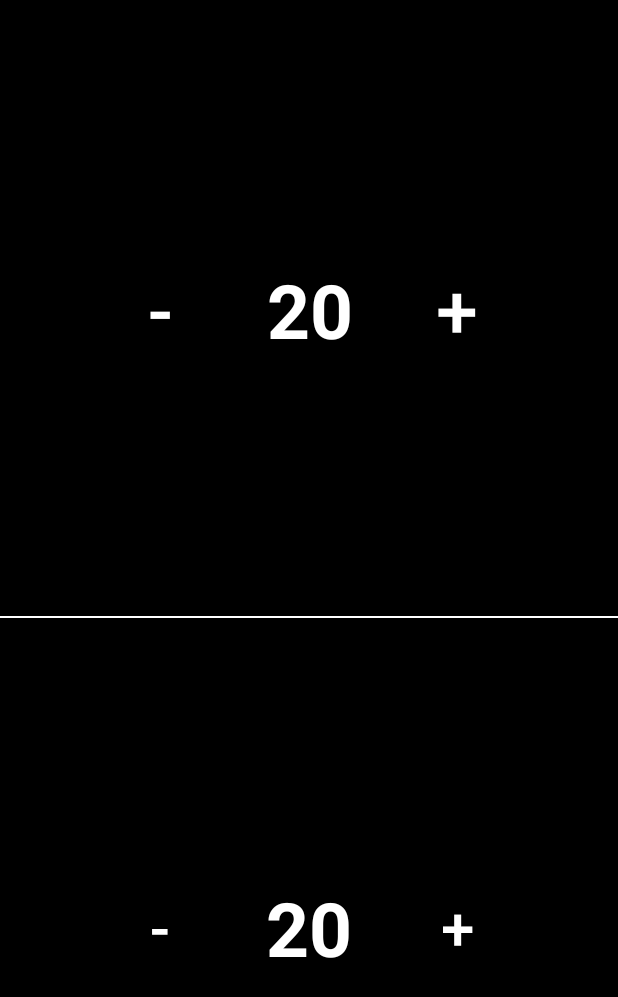
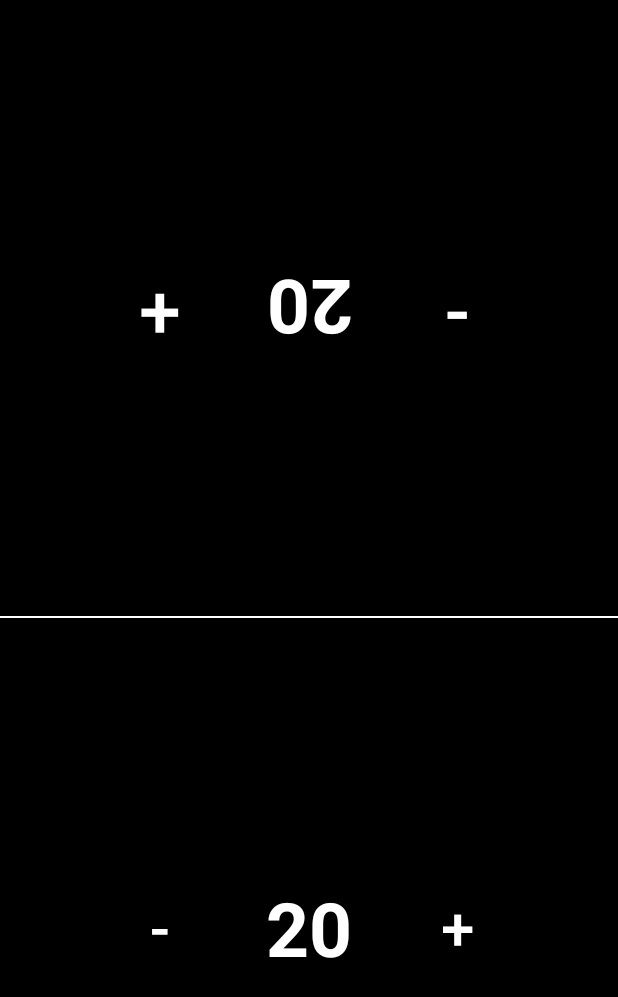
Before and after one commit to GlaserDaniel/MagicLifeCounter, an Android app: the screen it shows after launch (CounterActivity), on a phone screen of 412 x 824 dp. Shown: the top 997 px of the screen. Run offline under Robolectric (Android 15) with nearby library versions, the phone set to English and light mode, and no system bars.

Commit message:
Added Player Class and simple function

```diff
--- a/counter/src/main/java/de/danielglaser/magiclivecounter/counter/CounterActivity.java
+++ b/counter/src/main/java/de/danielglaser/magiclivecounter/counter/CounterActivity.java
@@ -7,6 +7,8 @@ import android.os.Bundle;
 import android.os.Handler;
 import android.view.MotionEvent;
 import android.view.View;
+import android.widget.Button;
+import android.widget.TextView;
 
 /**
  * An example full-screen activity that shows and hides the system UI (i.e.
@@ -83,6 +85,9 @@ public class CounterActivity extends AppCompatActivity {
         }
     };
 
+    Player player1;
+    Player player2;
+
     @Override
     protected void onCreate(Bundle savedInstanceState) {
         super.onCreate(savedInstanceState);
@@ -106,6 +111,12 @@ public class CounterActivity extends AppCompatActivity {
         // operations to prevent the jarring behavior of controls going away
         // while interacting with the UI.
         //findViewById(R.id.dummy_button).setOnTouchListener(mDelayHideTouchListener);
+
+        player1 = new Player(20);
+        player2 = new Player(20);
+        updateLive();
+
+        initUI();
     }
 
     @Override
@@ -123,6 +134,11 @@ public class CounterActivity extends AppCompatActivity {
         super.onResume();
 
         delayedHide(100);
+    }
+
+    private void initUI() {
+        Button button = findViewById(R.id.player1PlusButton);
+        //TODO
     }
 
     private void toggle() {
@@ -167,4 +183,32 @@ public class CounterActivity extends AppCompatActivity {
         mHideHandler.removeCallbacks(mHideRunnable);
         mHideHandler.postDelayed(mHideRunnable, delayMillis);
     }
+
+    public void onClickPlayer1PlusButton(View view) {
+        player1.addLive(1);
+        updateLive();
+    }
+
+    public void onClickPlayer1MinusButton(View view) {
+        player1.subLive(1);
+        updateLive();
+    }
+
+    public void onClickPlayer2PlusButton(View view) {
+        player2.addLive(1);
+        updateLive();
+    }
+
+    public void onClickPlayer2MinusButton(View view) {
+        player2.subLive(1);
+        updateLive();
+    }
+
+    private void updateLive() {
+        TextView player1LiveText = findViewById(R.id.player1LiveText);
+        TextView player2LiveText = findViewById(R.id.player2LiveText);
+
+        player1LiveText.setText("" + player1.getLive());
+        player2LiveText.setText("" + player2.getLive());
+    }
 }
--- /dev/null
+++ b/counter/src/main/java/de/danielglaser/magiclivecounter/counter/Player.java
@@ -0,0 +1,21 @@
+package de.danielglaser.magiclivecounter.counter;
+
+public class Player {
+    private int live;
+
+    public Player(int live) {
+        this.live = live;
+    }
+
+    public int getLive() {
+        return live;
+    }
+
+    public void addLive(int amount) {
+        live += amount;
+    }
+
+    public void subLive(int amount) {
+        live -= amount;
+    }
+}
--- a/counter/src/main/res/layout/activity_counter.xml
+++ b/counter/src/main/res/layout/activity_counter.xml
@@ -26,6 +26,7 @@
             android:layout_marginTop="8dp"
             android:gravity="center"
             android:keepScreenOn="true"
+            android:rotation="180"
             android:text="20"
             android:textColor="@android:color/white"
             android:textSize="50sp"
@@ -74,7 +75,7 @@
             app:srcCompat="@android:color/white" />
 
         <Button
-            android:id="@+id/player1MinusButton"
+            android:id="@+id/player1PlusButton"
             style="@style/Widget.AppCompat.Button.Borderless"
             android:layout_width="0dp"
             android:layout_height="0dp"
@@ -82,17 +83,18 @@
             android:layout_marginLeft="8dp"
             android:layout_marginStart="8dp"
             android:layout_marginTop="8dp"
-            android:text="-"
+            android:onClick="onClickPlayer1PlusButton"
+            android:text="+"
             android:textColor="@android:color/white"
             android:textSize="50sp"
             app:layout_constraintBottom_toTopOf="@+id/horizontalGuideline"
-            app:layout_constraintEnd_toStartOf="@+id/player1PlusButton"
+            app:layout_constraintEnd_toStartOf="@+id/player1MinusButton"
             app:layout_constraintHorizontal_bias="0.5"
             app:layout_constraintStart_toStartOf="parent"
             app:layout_constraintTop_toTopOf="parent" />
 
         <Button
-            android:id="@+id/player1PlusButton"
+            android:id="@+id/player1MinusButton"
             style="@style/Widget.AppCompat.Button.Borderless"
             android:layout_width="0dp"
             android:layout_height="0dp"
@@ -100,13 +102,14 @@
             android:layout_marginEnd="8dp"
             android:layout_marginRight="8dp"
             android:layout_marginTop="8dp"
-            android:text="+"
+            android:onClick="onClickPlayer1MinusButton"
+            android:text="-"
             android:textColor="@android:color/white"
             android:textSize="50sp"
             app:layout_constraintBottom_toTopOf="@+id/horizontalGuideline"
             app:layout_constraintEnd_toEndOf="parent"
             app:layout_constraintHorizontal_bias="0.5"
-            app:layout_constraintStart_toEndOf="@+id/player1MinusButton"
+            app:layout_constraintStart_toEndOf="@+id/player1PlusButton"
             app:layout_constraintTop_toTopOf="parent" />
 
         <Button
@@ -118,11 +121,12 @@
             android:layout_marginLeft="8dp"
             android:layout_marginStart="8dp"
             android:layout_marginTop="8dp"
+            android:onClick="onClickPlayer2MinusButton"
             android:text="-"
             android:textColor="@android:color/white"
             android:textSize="40sp"
             app:layout_constraintBottom_toBottomOf="parent"
-            app:layout_constraintEnd_toStartOf="@+id/player1PlusButton"
+            app:layout_constraintEnd_toStartOf="@+id/player1MinusButton"
             app:layout_constraintHorizontal_bias="0.5"
             app:layout_constraintStart_toStartOf="parent"
             app:layout_constraintTop_toTopOf="@+id/horizontalGuideline" />
@@ -136,6 +140,8 @@
             android:layout_marginEnd="8dp"
             android:layout_marginRight="8dp"
             android:layout_marginTop="8dp"
+            android:longClickable="true"
+            android:onClick="onClickPlayer2PlusButton"
             android:text="+"
             android:textColor="@android:color/white"
             android:textSize="40sp"
```
